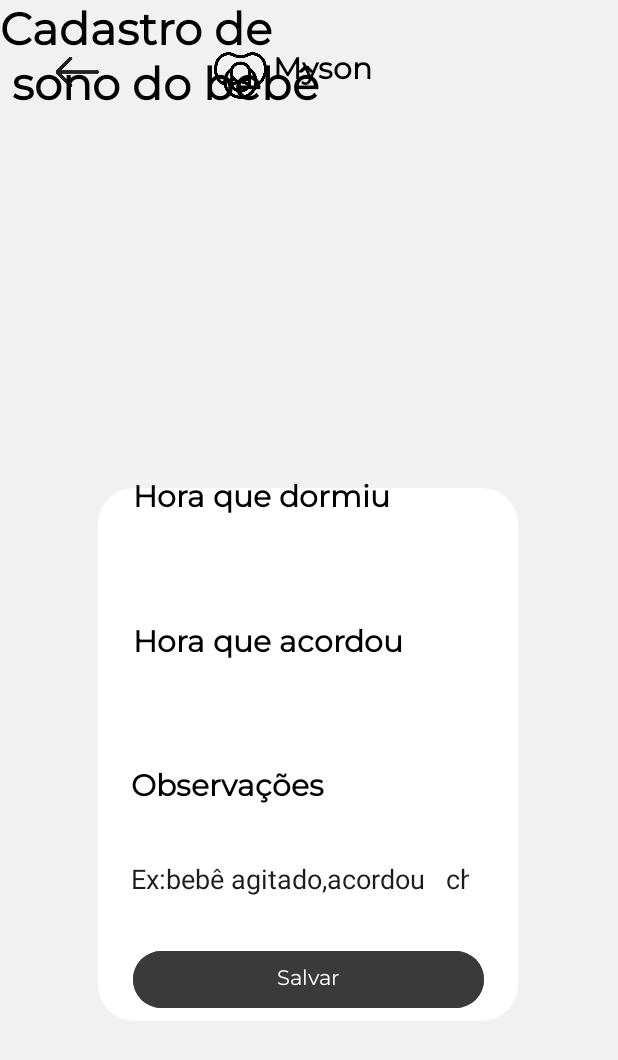
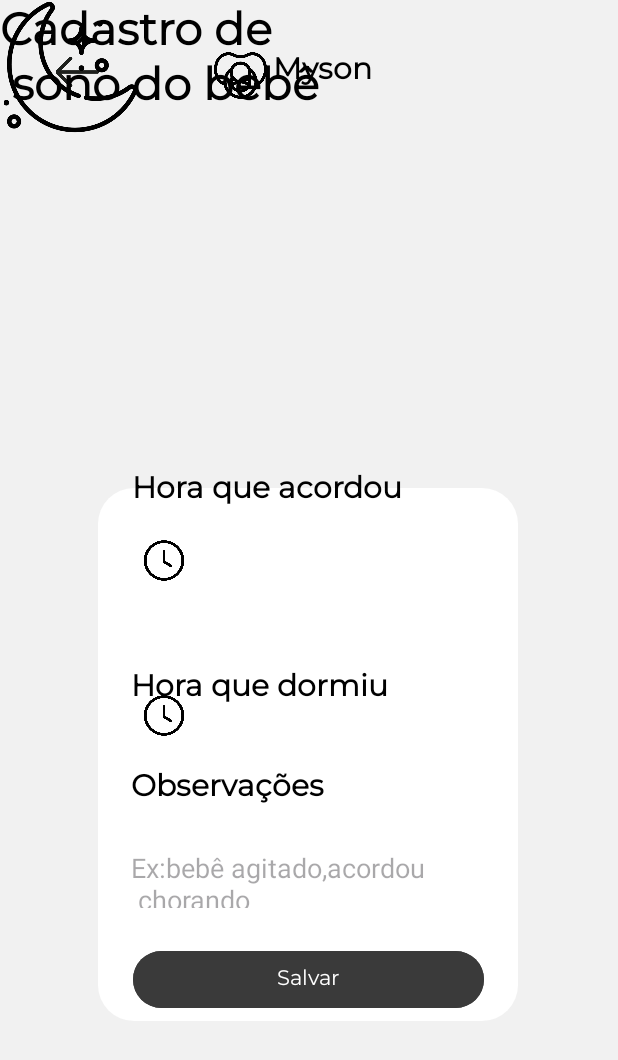
Before and after one commit to joaogpereira/Myson, an Android app: the CadastroSonoActivity screen opened directly, with no data from a screen before it, on a phone screen of 412 x 824 dp. Shown: the top 1060 px of the screen. Run offline under Robolectric (Android 15) with nearby library versions, the phone set to English and light mode, and no system bars.

Commit message:
adc imgs

```diff
--- a/app/src/main/res/layout/activity_cadastro_sono.xml
+++ b/app/src/main/res/layout/activity_cadastro_sono.xml
@@ -88,12 +88,12 @@
         android:textColor="@color/Cor_letra"
         android:textSize="20sp"
         android:textStyle="bold"
-        app:layout_constraintBottom_toBottomOf="parent"
-        app:layout_constraintEnd_toEndOf="parent"
-        app:layout_constraintHorizontal_bias="0.369"
-        app:layout_constraintStart_toStartOf="parent"
-        app:layout_constraintTop_toTopOf="parent"
-        app:layout_constraintVertical_bias="0.4" />
+        app:layout_constraintBottom_toBottomOf="@+id/materialToolbarIdadeBebe2"
+        app:layout_constraintEnd_toEndOf="@+id/materialToolbarIdadeBebe2"
+        app:layout_constraintHorizontal_bias="0.205"
+        app:layout_constraintStart_toStartOf="@+id/materialToolbarIdadeBebe2"
+        app:layout_constraintTop_toTopOf="@+id/materialToolbarIdadeBebe2"
+        app:layout_constraintVertical_bias="0.365" />
 
     <TextView
         android:id="@+id/textView23"
@@ -106,10 +106,10 @@
         android:textStyle="bold"
         app:layout_constraintBottom_toBottomOf="parent"
         app:layout_constraintEnd_toEndOf="parent"
-        app:layout_constraintHorizontal_bias="0.384"
+        app:layout_constraintHorizontal_bias="0.379"
         app:layout_constraintStart_toStartOf="parent"
         app:layout_constraintTop_toTopOf="parent"
-        app:layout_constraintVertical_bias="0.522" />
+        app:layout_constraintVertical_bias="0.393" />
 
     <TextView
         android:id="@+id/textView24"
@@ -182,7 +182,8 @@
         android:background="@android:color/transparent"
         android:ems="10"
         android:inputType="text"
-        android:text="Ex:bebê agitado,acordou \n chorando"
+        android:textColor="@color/Cor_letra"
+        android:hint="Ex:bebê agitado,acordou \n chorando"
         app:layout_constraintBottom_toBottomOf="parent"
         app:layout_constraintEnd_toEndOf="parent"
         app:layout_constraintHorizontal_bias="0.467"
@@ -190,4 +191,36 @@
         app:layout_constraintTop_toTopOf="parent"
         app:layout_constraintVertical_bias="0.721" />
 
+    <ImageView
+        android:id="@+id/imageView6"
+        android:layout_width="45dp"
+        android:layout_height="30dp"
+        app:layout_constraintBottom_toBottomOf="parent"
+        app:layout_constraintEnd_toEndOf="parent"
+        app:layout_constraintHorizontal_bias="0.237"
+        app:layout_constraintStart_toStartOf="parent"
+        app:layout_constraintTop_toTopOf="parent"
+        app:layout_constraintVertical_bias="0.452"
+        app:srcCompat="@drawable/relogio" />
+
+    <ImageView
+        android:id="@+id/imageView11"
+        android:layout_width="45dp"
+        android:layout_height="30dp"
+        app:layout_constraintBottom_toBottomOf="parent"
+        app:layout_constraintEnd_toEndOf="parent"
+        app:layout_constraintHorizontal_bias="0.237"
+        app:layout_constraintStart_toStartOf="parent"
+        app:layout_constraintTop_toTopOf="parent"
+        app:layout_constraintVertical_bias="0.582"
+        app:srcCompat="@drawable/relogio" />
+
+    <ImageView
+        android:id="@+id/imageView12"
+        android:layout_width="94dp"
+        android:layout_height="89dp"
+        app:srcCompat="@drawable/lua"
+        tools:layout_editor_absoluteX="45dp"
+        tools:layout_editor_absoluteY="115dp" />
+
 </androidx.constraintlayout.widget.ConstraintLayout>
```
Also changed, not shown: app/src/main/res/drawable/lua.png (added), app/src/main/res/drawable/relogio.png (added).
